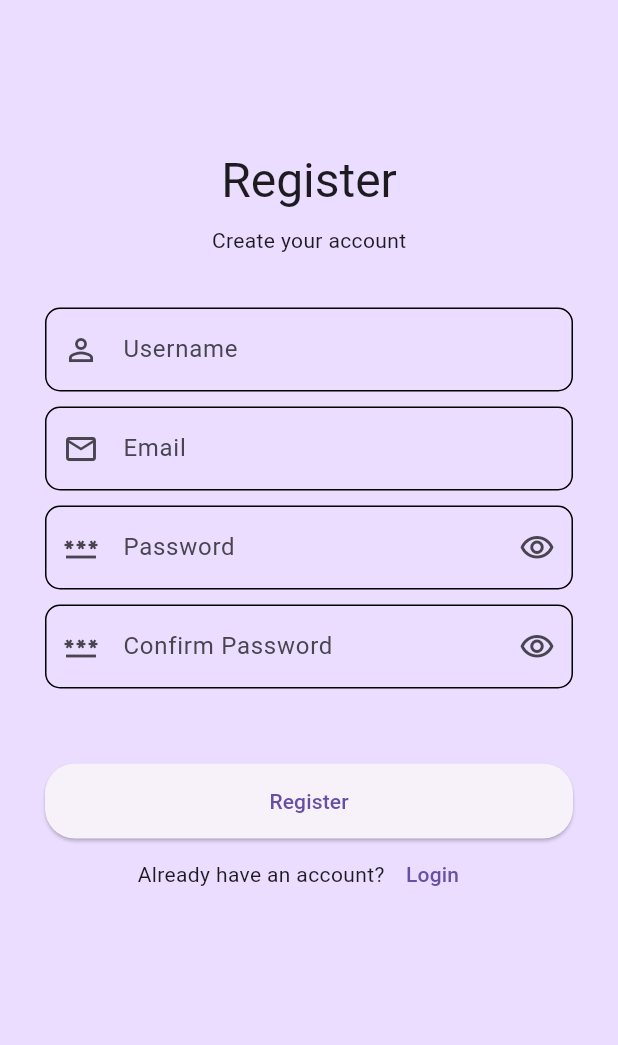
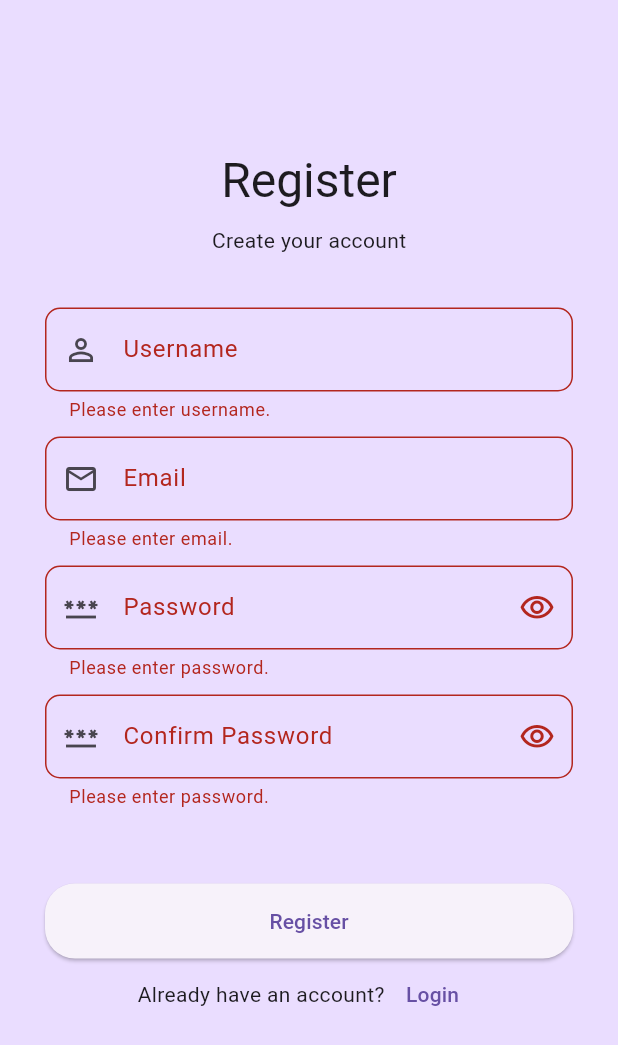
Before and after one commit to rudill/agro_zone, a Flutter app: the screen it shows after launch, after a tap on "Register", on a phone screen of 412 x 824 dp. Shown: the top 1045 px of the screen. Run offline on Flutter 3.47's test engine with Material 3 defaults, Android fonts, the phone set to English and light mode, and no system bars; our stand-ins replace flutter_map, latlong2, supabase_flutter; accounts and stored records are empty.

Commit message:
Add Supabase login functionality and integrate with signup screen

```diff
--- a/lib/screens/login/signup.dart
+++ b/lib/screens/login/signup.dart
@@ -1,4 +1,5 @@
 import 'package:agro_zone/screens/login/login.dart';
+import 'package:agro_zone/supabase/auth/sup_login.dart';
 import 'package:flutter/material.dart';
 
 class Signup extends StatefulWidget {
@@ -177,30 +178,43 @@ class _SignupState extends State<Signup> {
                         borderRadius: BorderRadius.circular(20),
                       ),
                     ),
-                    onPressed: () {
-                      // if (_formKey.currentState?.validate() ?? false) {
-                      //   _boxAccounts.put(
-                      //     _controllerUsername.text,
-                      //     _controllerConFirmPassword.text,
-                      //   );
+                    onPressed: () async {
+                      if (_formKey.currentState?.validate() ?? false) {
+                        await SupabaseLogin().login(
+                          _controllerEmail.text,
+                          _controllerPassword.text,
+                          _controllerUsername.text,
+                        );
+                        ScaffoldMessenger.of(context).showSnackBar(
+                          SnackBar(
+                            width: 200,
+                            backgroundColor:
+                                Theme.of(context).colorScheme.secondary,
+                            shape: RoundedRectangleBorder(
+                              borderRadius: BorderRadius.circular(10),
+                            ),
+                            behavior: SnackBarBehavior.floating,
+                            content: const Text("Registered Successfully"),
+                          ),
+                        );
 
-                      //   ScaffoldMessenger.of(context).showSnackBar(
-                      //     SnackBar(
-                      //       width: 200,
-                      //       backgroundColor:
-                      //           Theme.of(context).colorScheme.secondary,
-                      //       shape: RoundedRectangleBorder(
-                      //         borderRadius: BorderRadius.circular(10),
-                      //       ),
-                      //       behavior: SnackBarBehavior.floating,
-                      //       content: const Text("Registered Successfully"),
-                      //     ),
-                      //   );
+                        ScaffoldMessenger.of(context).showSnackBar(
+                          SnackBar(
+                            width: 200,
+                            backgroundColor:
+                                Theme.of(context).colorScheme.secondary,
+                            shape: RoundedRectangleBorder(
+                              borderRadius: BorderRadius.circular(10),
+                            ),
+                            behavior: SnackBarBehavior.floating,
+                            content: const Text("Registered Successfully"),
+                          ),
+                        );
 
-                      //   _formKey.currentState?.reset();
+                        _formKey.currentState?.reset();
 
-                      //   Navigator.pop(context);
-                      // }
+                        // Navigator.pop(context);
+                      }
                     },
                     child: const Text("Register"),
                   ),
--- /dev/null
+++ b/lib/supabase/auth/sup_login.dart
@@ -0,0 +1,22 @@
+import 'package:supabase_flutter/supabase_flutter.dart';
+
+class SupabaseLogin {
+  final supabase = Supabase.instance.client;
+
+  Future<User?> login(String email, String password, String userName) async {
+    try {
+      final AuthResponse res = await supabase.auth.signUp(
+        email: email,
+        password: password,
+        data: {'username': userName},
+      );
+      return res.user;
+    } on AuthException catch (e) {
+      print('Auth error: ${e.message}');
+      return null;
+    } catch (e) {
+      print('Unknown error: $e');
+      return null;
+    }
+  }
+}
```
